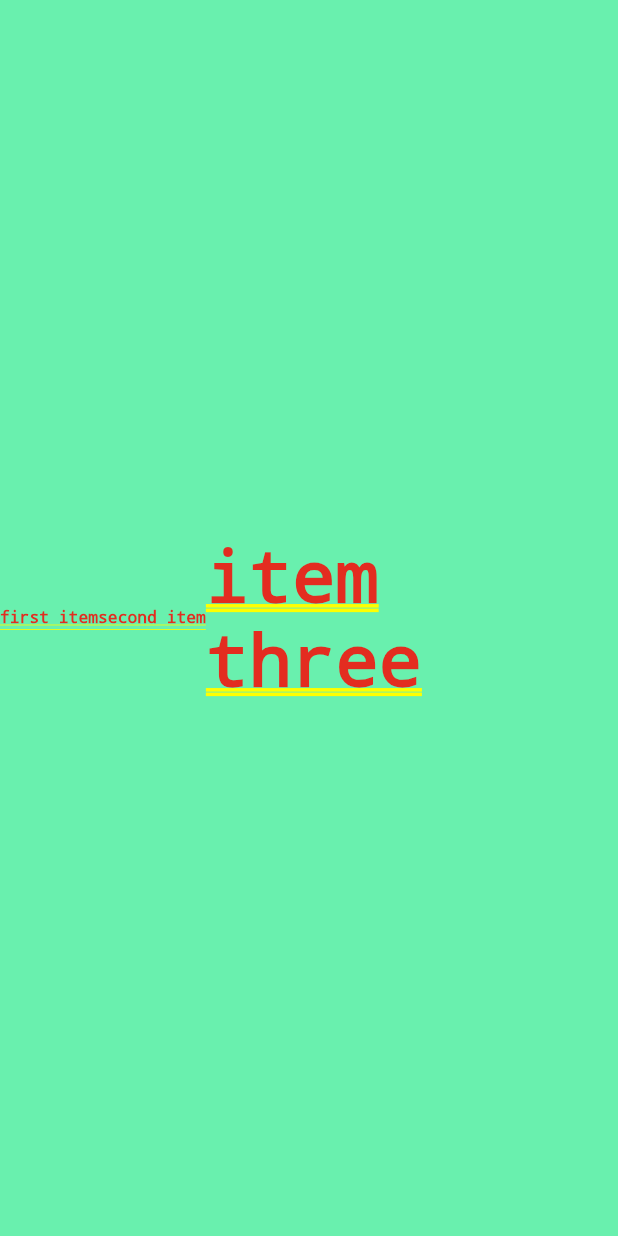
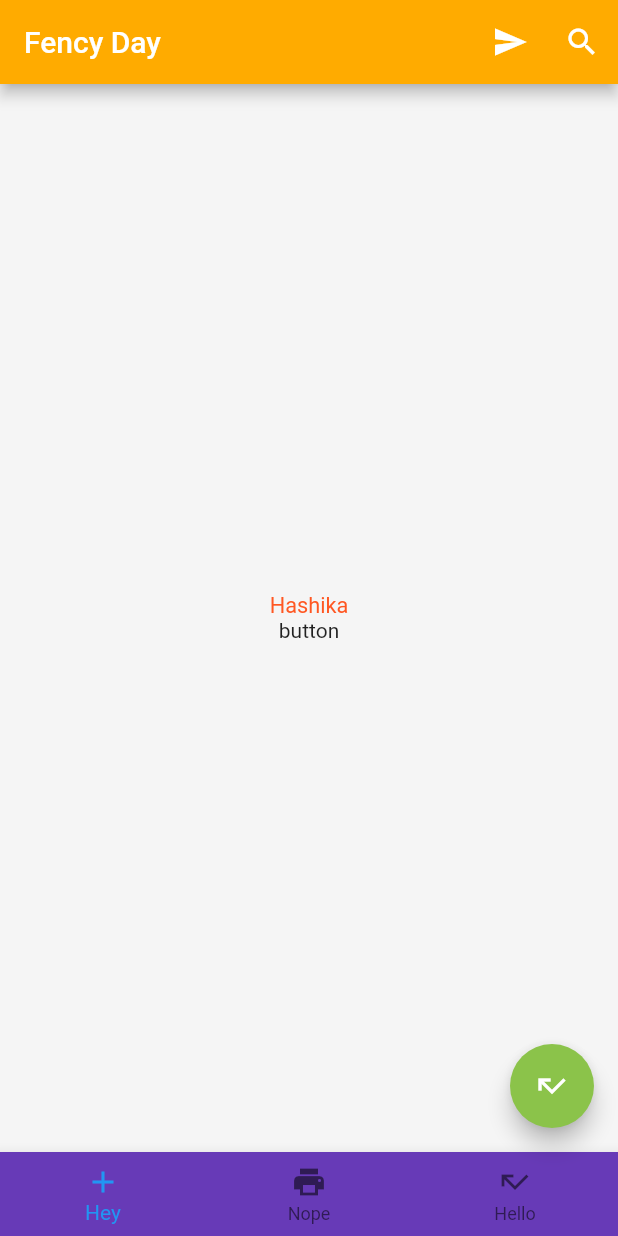
Before and after one commit to hashika2/FlutterApps, a Flutter app: the screen it shows after launch, on a phone screen of 412 x 824 dp. Run offline on Flutter 3.47's test engine with Material 2 defaults, Android fonts, the phone set to English and light mode, and no system bars.

Commit message:
modified files

```diff
--- a/flutter_app/lib/ui/home.dart
+++ b/flutter_app/lib/ui/home.dart
@@ -1,29 +1,121 @@
 import 'package:flutter/material.dart';
 
+class Home extends StatelessWidget{
+  void _onPress(){
+    print("Search Tab");
+  }
+  void _pressButton(){
+    print("print tab");
+  }
+  @override
+  Widget build(BuildContext context) {
 
-class Home extends StatelessWidget{
-  @override
-    Widget build(BuildContext context) {
+    return new Scaffold(
+      appBar: new AppBar(
+        backgroundColor: Colors.amberAccent.shade700,
+        title:new Text("Fency Day"),
 
-    return new Container(
-      color:Colors.greenAccent,
-      alignment: Alignment.center,
+        actions: <Widget>[
+          new IconButton(
+            icon:new Icon(Icons.send),
+            onPressed:()=>debugPrint("Icon Tapped"),),
 
-      child:new Row(
-        mainAxisAlignment: MainAxisAlignment.center,
-        children: <Widget>[
-          new Text("first item",textDirection:TextDirection.ltr,
-          style:new TextStyle(fontSize:10.9)),
-          new Text("second item",textDirection:TextDirection.ltr,
-          style: new TextStyle(fontSize:10.9)),
-          const Expanded(
-            child: const Text("item three")
+          new IconButton(
+             icon:new Icon(Icons.search),
+             onPressed: _onPress,
+          )
+        ],
+      ),
 
+      // other properties
+      backgroundColor:Colors.grey.shade100,
+      body: new Container(
+        alignment:Alignment.center,
+        child: new Column(
+          mainAxisAlignment: MainAxisAlignment.center,
+          children: <Widget>[
+            new Text("Hashika",
+              style: new TextStyle(
+                fontSize: 14.5,
+                fontWeight: FontWeight.w400,
+                color: Colors.deepOrange
+              ),),
+
+            new InkWell(
+
+              child:new Text("button"),
+              onTap:_pressButton,
             )
+          ],
+        ),
 
 
-        ],
-      )
+      ),
+
+      floatingActionButton: new FloatingActionButton(
+        onPressed: ()=>debugPrint("Presses"),
+        backgroundColor: Colors.lightGreen,
+        tooltip: 'Going Up',
+        child: new Icon(Icons.call_missed),
+      ),
+
+       bottomNavigationBar:new BottomNavigationBar(
+         backgroundColor:Colors.deepPurple.shade500,
+         items:[
+         new BottomNavigationBarItem(icon: new Icon(Icons.add),title: new Text("Hey")),
+         new BottomNavigationBarItem(icon: new Icon(Icons.print),title: new Text("Nope")),
+         new BottomNavigationBarItem(icon: new Icon(Icons.call_missed),title: new Text("Hello")),
+       ],onTap: (int i)=>debugPrint("hey touched $i"),
+        )
+    );
+  }
+
+}
+
+
+
+
+
+
+
+
+
+
+
+
+
+
+
+
+
+
+
+
+
+
+// class Home extends StatelessWidget{
+//   @override
+//     Widget build(BuildContext context) {
+
+//     return new Container(
+//       color:Colors.greenAccent,
+//       alignment: Alignment.center,
+
+//       child:new Row(
+//         mainAxisAlignment: MainAxisAlignment.center,
+//         children: <Widget>[
+//           new Text("first item",textDirection:TextDirection.ltr,
+//           style:new TextStyle(fontSize:10.9)),
+//           new Text("second item",textDirection:TextDirection.ltr,
+//           style: new TextStyle(fontSize:10.9)),
+//           const Expanded(
+//             child: const Text("item three")
+
+      //       )
+
+
+      //   ],
+      // )
 
       // child:new Column(
       //   mainAxisAlignment:MainAxisAlignment.center,
@@ -38,8 +130,8 @@ class Home extends StatelessWidget{
 
       // child:new Text("Hello Container",textDirection:TextDirection.ltr,
       // style:new TextStyle(color:Colors.white,fontWeight: FontWeight.w900,fontSize:18.3 ),)
-    );
-  }
+//     );
+//   }
 
 
 
@@ -48,4 +140,4 @@ class Home extends StatelessWidget{
 
 
 
-}
+// }
```
Also changed, not shown: flutter_app/lib/main.dart (+37 -12 lines).
